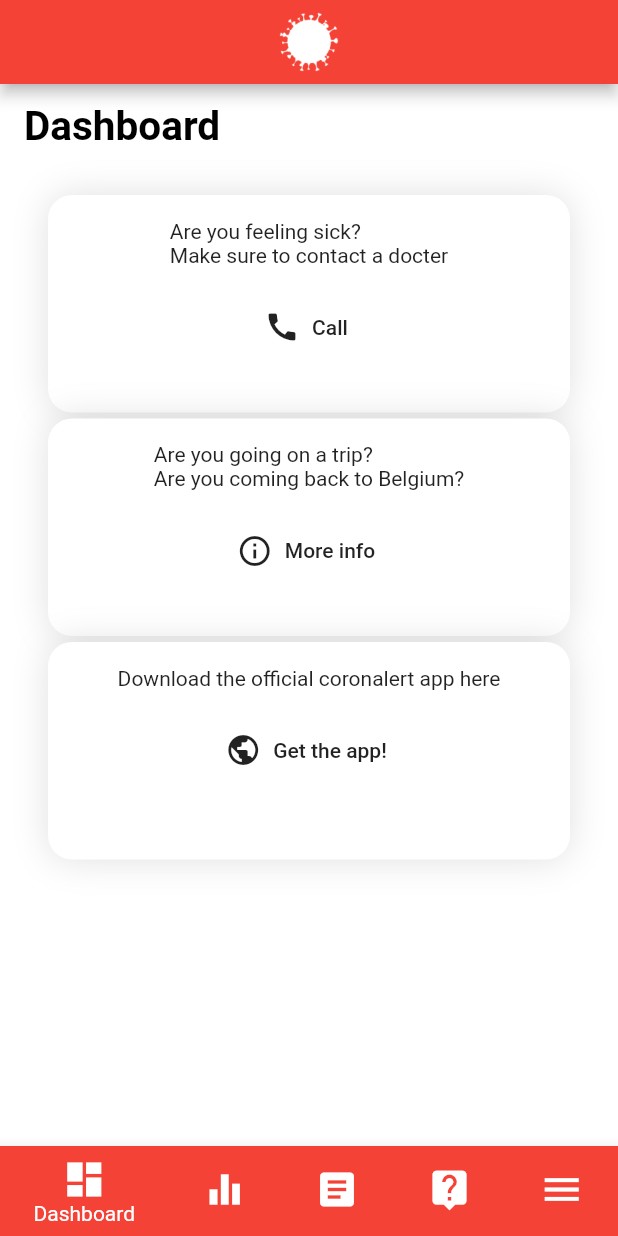
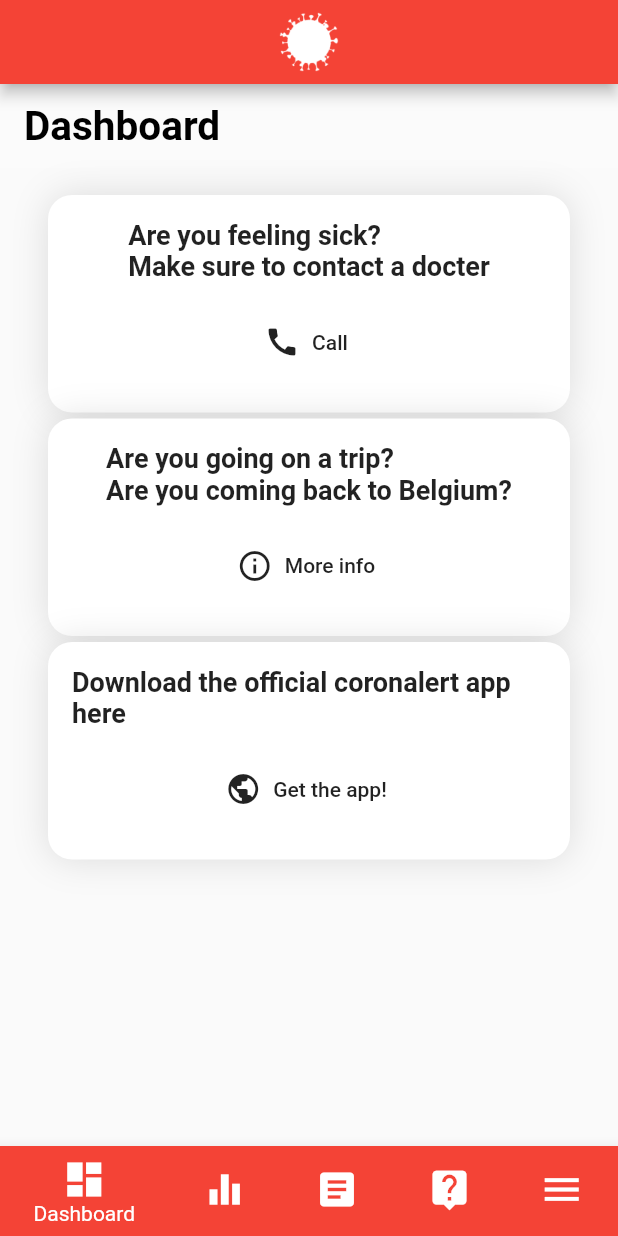
Before and after one commit to ucll-mobile-2021/project-coronaapp, a Flutter app: the screen it shows after launch, on a phone screen of 412 x 824 dp. Run offline on Flutter 3.47's test engine with Material 2 defaults, Android fonts, the phone set to English and light mode, and no system bars; our stand-ins replace pie_chart, sensors, shared_preferences.

Commit message:
finished dashbord

```diff
--- a/lib/screens/dashboard.dart
+++ b/lib/screens/dashboard.dart
@@ -1,10 +1,9 @@
+import 'package:coronapp/config/theme.dart';
 import 'package:coronapp/localization/translation.dart';
-import 'package:coronapp/type/greeting.dart';
 import 'package:coronapp/widgets/screenappbar.dart';
 import 'package:flutter/material.dart';
-import 'package:url_launcher/url_launcher.dart'; // uses dep url_launcher
-import 'package:flutter/material.dart';
-import 'package:flutter/services.dart';
+import 'package:url_launcher/url_launcher.dart';
+import 'package:provider/provider.dart';
 
 class DashboardScreen extends StatefulWidget {
   @override
@@ -12,26 +11,11 @@ class DashboardScreen extends StatefulWidget {
 }
 
 class _DashboardScreenState extends State<DashboardScreen> {
-
-
-
   @override
-  void initState(){
+  void initState() {
     super.initState();
-    SystemChrome.setEnabledSystemUIOverlays([]);
   }
 
-  // https://stackoverflow.com/questions/43149055/how-do-i-open-a-web-browser-url-from-my-flutter-code
-  _launchURL() async {
-    const url = 'https://www.info-coronavirus.be/nl/';
-    if (await canLaunch(url)) {
-      await launch(url);
-    } else {
-      throw 'Could not launch $url';
-    }
-  }
-
-  // https://stackoverflow.com/questions/43149073/how-can-i-dial-the-phone-from-flutter
   _launchCaller() async {
     const url = "tel:1234567";
     if (await canLaunch(url)) {
@@ -41,48 +25,44 @@ class _DashboardScreenState extends State<DashboardScreen> {
     }
   }
 
-
-  final Widget _feelingSickSection =
-     Container(
-      /*width: width,
-      height: height/3,*/
+  Widget _feelingSickSection(ThemeChanger themeChanger) {
+    return Container(
       padding: EdgeInsets.fromLTRB(16, 0, 16, 16),
       decoration: BoxDecoration(
-          color: Colors.white,
+        color: getBackgroundColor(themeChanger),
         borderRadius: BorderRadius.only(
           topRight: Radius.circular(16),
-              topLeft: Radius.circular(16)
-          )
+          topLeft: Radius.circular(16),
+        ),
       ),
     );
+  }
 
-  final Widget _formSection =
-  Container(
-    /*width: width,
-      height: height/3,*/
+  Widget _formSection(ThemeChanger themeChanger) {
+    return Container(
       padding: EdgeInsets.fromLTRB(16, 0, 16, 16),
       decoration: BoxDecoration(
-        color: Colors.white,
+        color: getBackgroundColor(themeChanger),
         borderRadius: BorderRadius.only(
           topRight: Radius.circular(16),
-            topLeft: Radius.circular(16)
-        )
+          topLeft: Radius.circular(16),
+        ),
       ),
     );
+  }
 
-  final Widget _coronalertSection =
-  Container(
-    /*width: width,
-      height: height/3,*/
+  Widget _coronalertSection(ThemeChanger themeChanger) {
+    return Container(
       padding: EdgeInsets.fromLTRB(16, 0, 16, 16),
       decoration: BoxDecoration(
-        color: Colors.white,
+        color: getBackgroundColor(themeChanger),
         borderRadius: BorderRadius.only(
           topRight: Radius.circular(16),
-            topLeft: Radius.circular(16)
-        )
+          topLeft: Radius.circular(16),
+        ),
       ),
     );
+  }
 
   _launchFormItSelf() async {
     const url =
@@ -104,48 +84,88 @@ class _DashboardScreenState extends State<DashboardScreen> {
     }
   }
 
-  /*Widget _buildFeelingSickSectionCard(){
-    return Row(
-      mainAxisAlignment: MainAxisAlignment.spaceBetween,
-      children: <Widget>[
-        Column(
-          mainAxisAlignment: MainAxisAlignment.spaceBetween,
-          children:[
-            Text(getTranslated(context, 'feeling_sick'),
-              style: TextStyle(
+  Color getBackgroundColor(ThemeChanger themeChanger) {
+    if (themeChanger.getTheme() == ThemeData.light())
+      return Colors.white;
+    else
+      return Colors.grey[150];
+  }
+
+  final TextStyle _styleTitle = TextStyle(
+    fontWeight: FontWeight.bold,
     fontSize: 18,
-                  fontWeight: FontWeight.bold
-              ),
-            ),
+  );
+
+  Widget _buildItemCard(
+      Widget section, String title, ThemeChanger themeChanger) {
+    if (title == 'feeling_sick') {
+      return Container(
+        width: 120,
+        height: 145,
+        padding: EdgeInsets.fromLTRB(16, 16, 16, 16),
+        margin: EdgeInsets.only(left: 32, right: 32, top: 2, bottom: 2),
+        decoration: BoxDecoration(
+            color: getBackgroundColor(themeChanger),
+            borderRadius: BorderRadius.all(Radius.circular(16)),
+            boxShadow: [BoxShadow(color: Colors.black12, blurRadius: 20)]),
+        child: Column(
+          children: [
+            Text(getTranslated(context, title), style: _styleTitle),
+            section,
             FlatButton.icon(
               label: Text("Call"),
               icon: Icon(Icons.call),
               onPressed: _launchCaller,
             ),
+          ],
+        ),
+      );
+    } else if (title == 'going_trip') {
+      return Container(
+        width: 120,
+        height: 145,
+        padding: EdgeInsets.fromLTRB(16, 16, 16, 16),
+        margin: EdgeInsets.only(left: 32, right: 32, top: 2, bottom: 2),
+        decoration: BoxDecoration(
+            color: getBackgroundColor(themeChanger),
+            borderRadius: BorderRadius.all(Radius.circular(16)),
+            boxShadow: [BoxShadow(color: Colors.black12, blurRadius: 20)]),
+        child: Column(
+          children: [
+            Text(getTranslated(context, title), style: _styleTitle),
+            section,
             FlatButton.icon(
-              label: Text("Website"),
-              icon: Icon(Icons.public),
-              onPressed: _launchURL,
+              label: Text("More info"),
+              icon: Icon(Icons.info_outline),
+              onPressed: _launchFormItSelf,
             ),
           ],
         ),
-        Column(
-          mainAxisAlignment: MainAxisAlignment.spaceBetween,
-          children: <Widget>[
-            IconButton(
-              onPressed: () {},
-              icon: Icon(Icons.menu, color: Colors.white,),
+      );
+    } else if (title == 'corona_alertapp') {
+      return Container(
+        width: 120,
+        height: 145,
+        padding: EdgeInsets.fromLTRB(16, 16, 16, 16),
+        margin: EdgeInsets.only(left: 32, right: 32, top: 2, bottom: 2),
+        decoration: BoxDecoration(
+            color: getBackgroundColor(themeChanger),
+            borderRadius: BorderRadius.all(Radius.circular(16)),
+            boxShadow: [BoxShadow(color: Colors.black12, blurRadius: 20)]),
+        child: Column(
+          children: [
+            Text(getTranslated(context, title), style: _styleTitle),
+            section,
+            FlatButton.icon(
+              label: Text("Get the app!"),
+              icon: Icon(Icons.public),
+              onPressed: _launchCoronaAlertDownloadPage,
             ),
           ],
-        )
-      ],
+        ),
       );
-  }
- */
-
-
-  Widget _buildItemCard(Widget section, String title){
-    if (title == 'feeling_sick'){
+    } else {
+      // Empty container if title is not given in this if
       return Container(
         width: 120,
         height: 145,
@@ -154,112 +174,44 @@ class _DashboardScreenState extends State<DashboardScreen> {
         decoration: BoxDecoration(
             color: Colors.white,
             borderRadius: BorderRadius.all(Radius.circular(16)),
-              boxShadow: [
-                BoxShadow(
-                    color: Colors.black12,
-                    blurRadius: 20
-                )
-              ]
-          ),
-          child: Column(
-            children: [Text(getTranslated(context, title)), section,
-              FlatButton.icon(
-                label: Text("Call"),
-                icon: Icon(Icons.call),
-                onPressed: _launchCaller,
-              ),
-             ],
-          )
-      );
-    } else if (title == 'going_trip'){
-      return Container(
-          width: 120,
-          height: 145,
-          padding: EdgeInsets.fromLTRB(16, 16, 16, 16),
-          margin: EdgeInsets.only(left: 32, right: 32, top: 2, bottom: 2),
-          decoration: BoxDecoration(
-              color: Colors.white,
-              borderRadius: BorderRadius.all(Radius.circular(16)),
-              boxShadow: [
-                BoxShadow(
-                    color: Colors.black12,
-                    blurRadius: 20
-                )
-              ]
-          ),
-          child: Column(
-            children: [Text(getTranslated(context, title)), section,
-              FlatButton.icon(
-                label: Text("More info"),
-                icon: Icon(Icons.info_outline),
-                onPressed: _launchFormItSelf,
-              ),
-            ],
-          )
-      );
-    }
-    else if (title == 'corona_alertapp'){
-      return Container(
-          width: 120,
-          height: 145,
-          padding: EdgeInsets.fromLTRB(16, 16, 16, 16),
-          margin: EdgeInsets.only(left: 32, right: 32, top: 2, bottom: 2),
-          decoration: BoxDecoration(
-              color: Colors.white,
-              borderRadius: BorderRadius.all(Radius.circular(16)),
-              boxShadow: [
-                BoxShadow(
-                    color: Colors.black12,
-                    blurRadius: 20
-                )
-              ]
-          ),
-          child: Column(
-            children: [Text(getTranslated(context, title)), section,
-              FlatButton.icon(
-                label: Text("Get the app!"),
-                icon: Icon(Icons.public),
-                onPressed: _launchCoronaAlertDownloadPage,
-              ),
-            ],
-          )
+            boxShadow: [BoxShadow(color: Colors.black12, blurRadius: 20)]),
+        child: Text("", style: _styleTitle),
       );
     }
   }
 
-
   @override
   Widget build(BuildContext context) {
-    final width = MediaQuery.of(context).size.width;
-    final height = MediaQuery.of(context).size.height;
+    ThemeChanger _themeChanger = Provider.of<ThemeChanger>(context);
 
     final sections = [
       {
         "title": "feeling_sick",
-        "card": _feelingSickSection,
+        "card": _feelingSickSection(_themeChanger),
       },
       {
         "title": "going_trip",
-        "card": _formSection,
+        "card": _formSection(_themeChanger),
       },
       {
         "title": "corona_alertapp",
-        "card": _coronalertSection,
+        "card": _coronalertSection(_themeChanger),
       }
     ];
 
-
-
     return Scaffold(
-      backgroundColor: Colors.white,
       appBar: ScreenAppBar(getTranslated(context, 'dashboard')),
       body: Container(
         margin: EdgeInsets.only(top: 16),
         child: ListView.builder(
           itemCount: sections.length,
-        itemBuilder: (context, index){
-          return _buildItemCard(sections[index]["card"] as Widget,  sections[index]["title"]);
-        }
+          itemBuilder: (context, index) {
+            return _buildItemCard(
+              sections[index]["card"] as Widget,
+              sections[index]["title"],
+              _themeChanger,
+            );
+          },
         ),
       ),
     );
```
Lines whose indentation alone changed are shown as unchanged.
